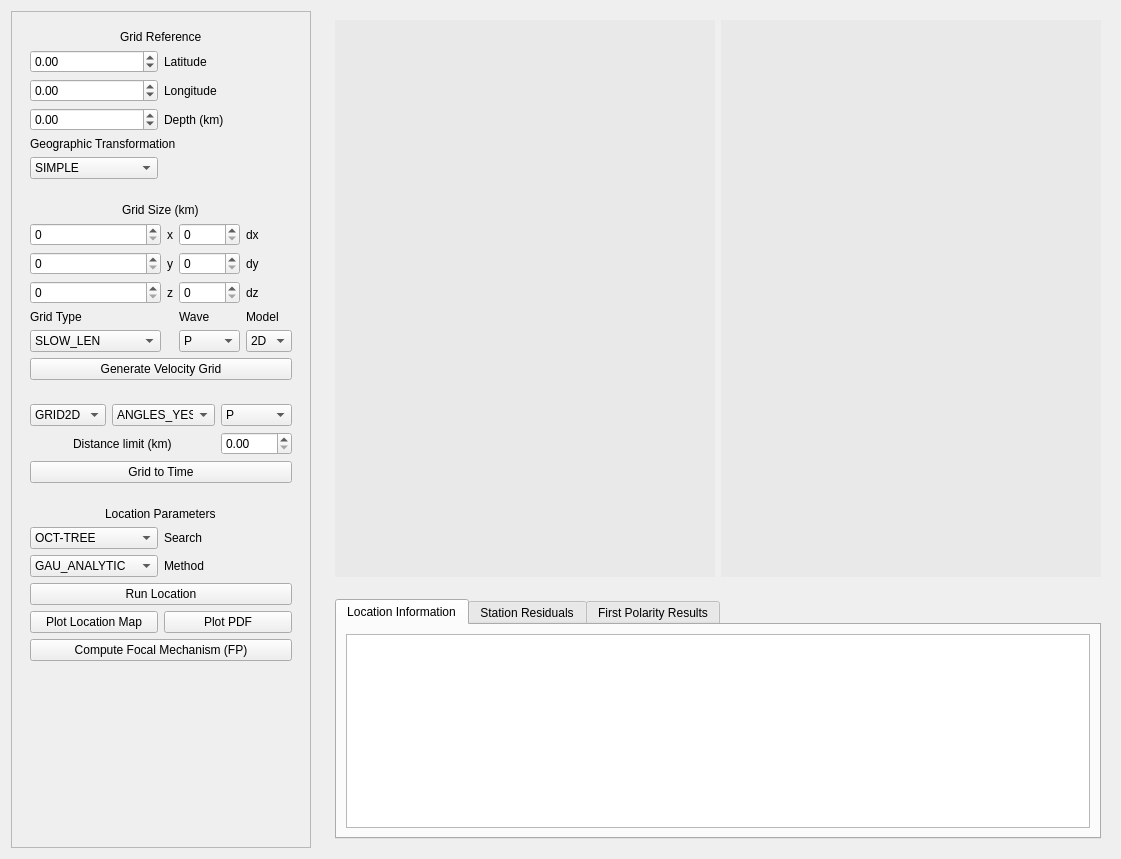
ProjectISP/ISP, file isp/resources/designer_uis/EarthquakeLocationFrame.ui: the form before one commit.
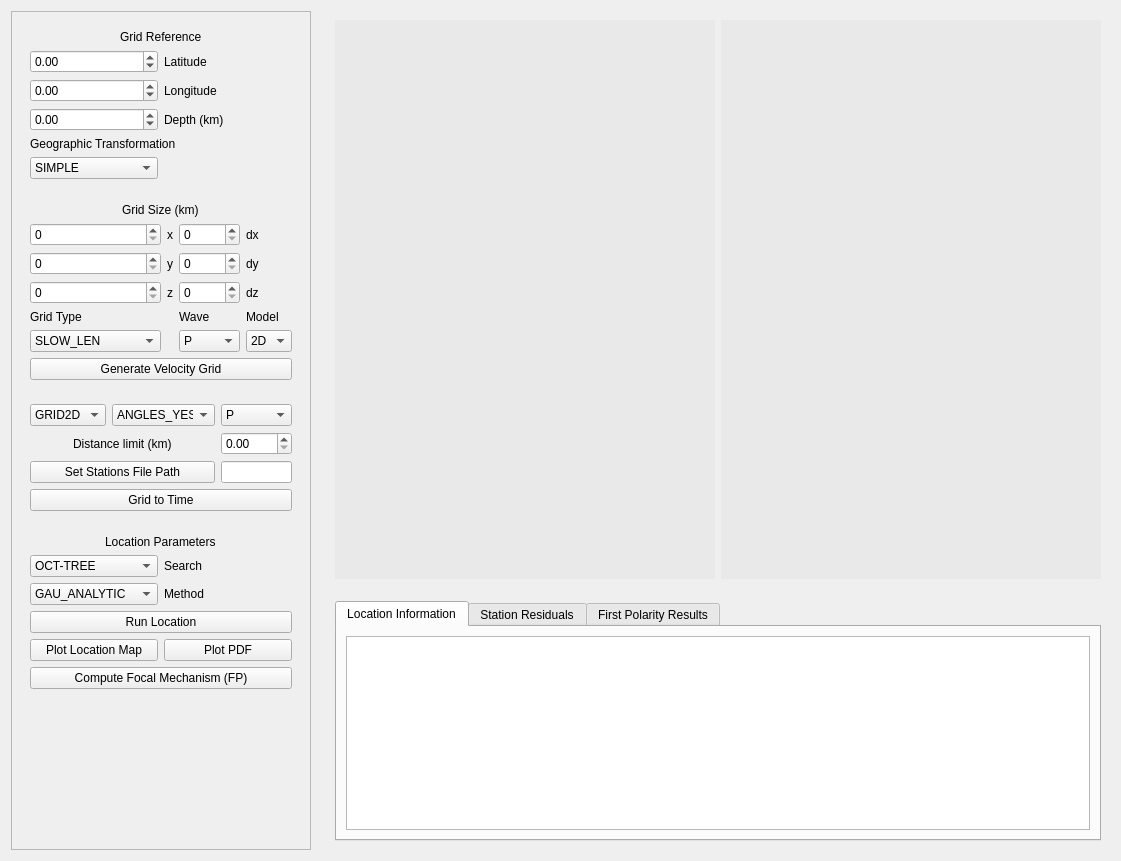
The form after the commit.

Commit message: Changes in Earthquake Location and its tabs, now includes selection of station coords

```diff
--- a/isp/resources/designer_uis/EarthquakeLocationFrame.ui
+++ b/isp/resources/designer_uis/EarthquakeLocationFrame.ui
@@ -7,7 +7,7 @@
     <x>0</x>
     <y>0</y>
     <width>1121</width>
-    <height>859</height>
+    <height>861</height>
    </rect>
   </property>
   <property name="windowTitle">
@@ -499,7 +499,7 @@
            </item>
           </widget>
          </item>
-         <item row="2" column="0" colspan="3">
+         <item row="3" column="0" colspan="3">
           <widget class="QPushButton" name="grdtimeBtn">
            <property name="text">
             <string>Grid to Time</string>
@@ -520,6 +520,16 @@
            </property>
           </widget>
          </item>
+         <item row="2" column="0" colspan="2">
+          <widget class="QPushButton" name="stationsBtn">
+           <property name="text">
+            <string>Set Stations File Path</string>
+           </property>
+          </widget>
+         </item>
+         <item row="2" column="2">
+          <widget class="QLineEdit" name="stationsPath"/>
+         </item>
         </layout>
        </widget>
       </item>
```
The commit also changes 4 other files.
